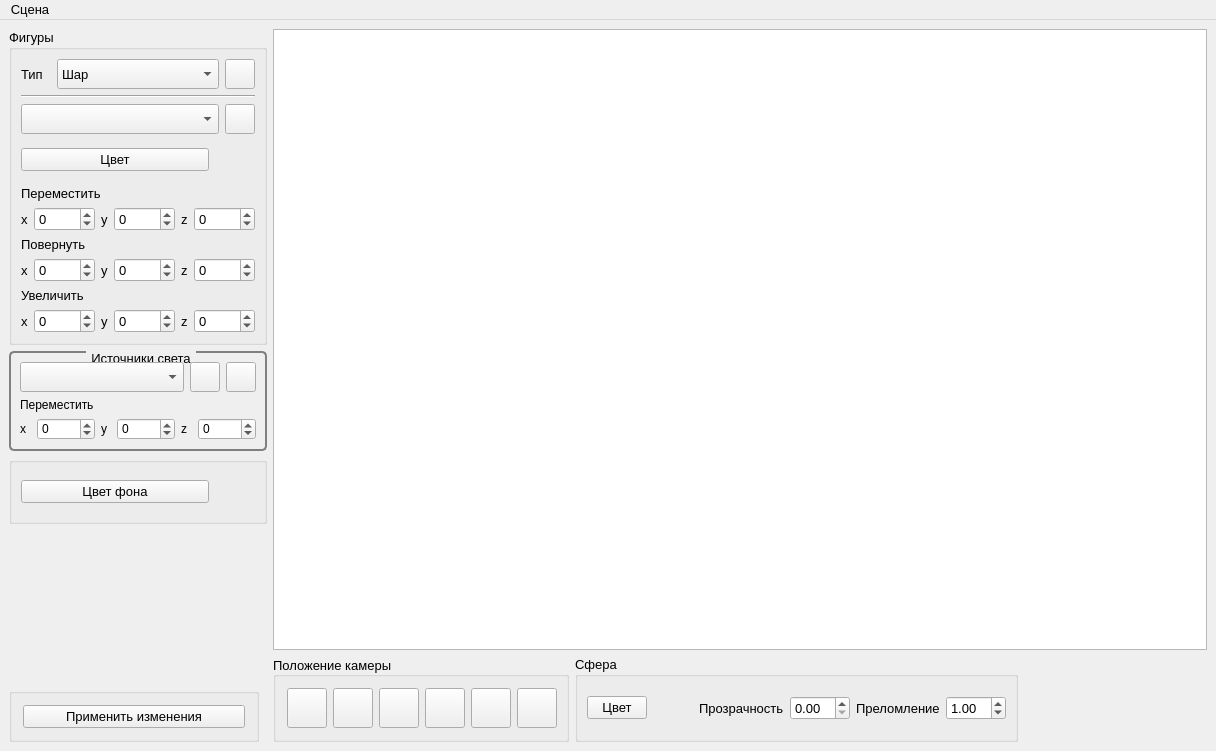
Old version of the form src/gui/mainwindow.ui in the repository AskaryanKarine/BMSTU-CG-Course.
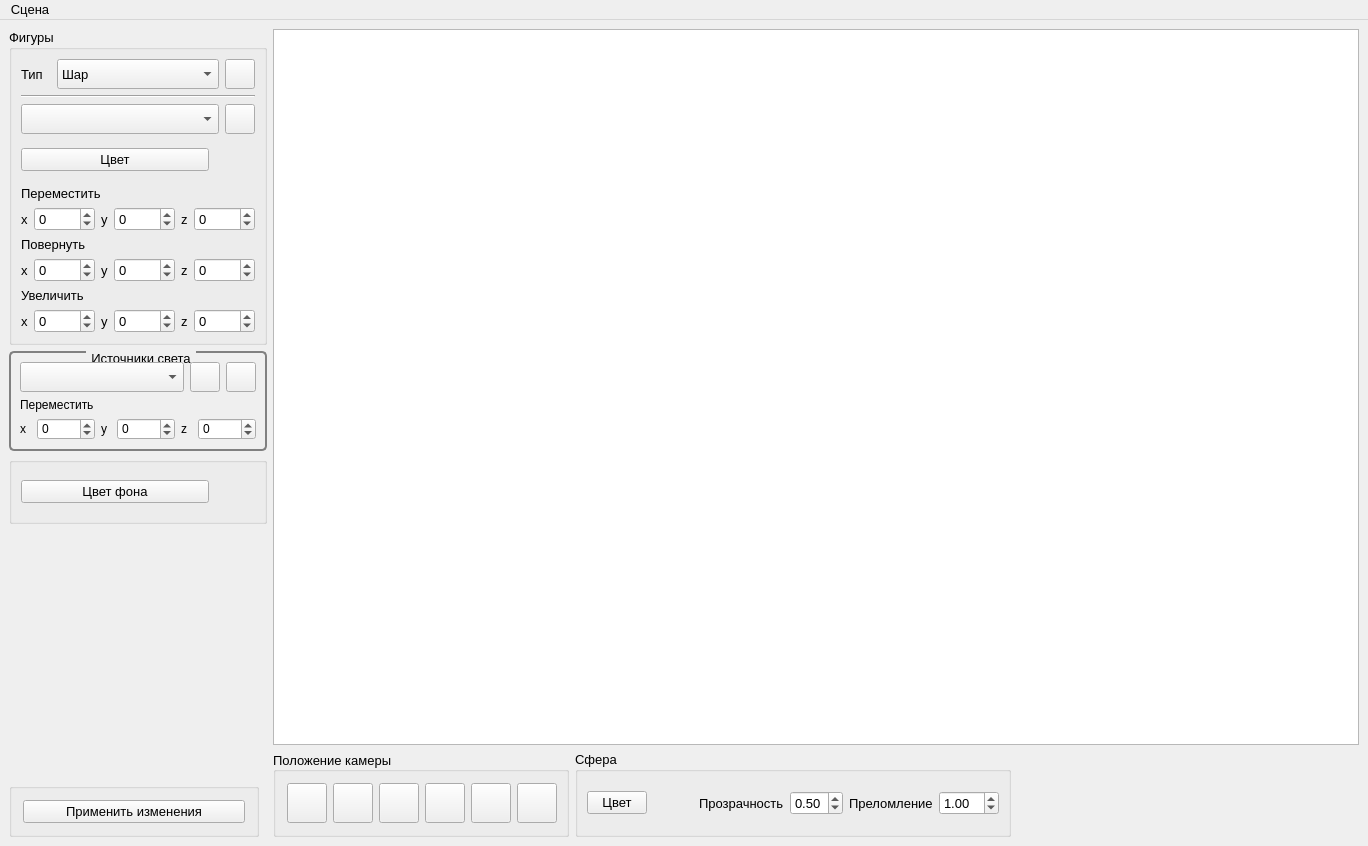
New version of the form. Icons and pictures are not drawn.

What changed in the file:
```diff
--- a/src/gui/mainwindow.ui
+++ b/src/gui/mainwindow.ui
@@ -6,8 +6,8 @@
    <rect>
     <x>0</x>
     <y>0</y>
-    <width>1216</width>
-    <height>751</height>
+    <width>1368</width>
+    <height>846</height>
    </rect>
   </property>
   <property name="font">
@@ -1005,9 +1005,15 @@
          </item>
          <item>
           <widget class="QDoubleSpinBox" name="dSB_sphereTransparency">
+           <property name="maximum">
+            <double>1.000000000000000</double>
+           </property>
            <property name="singleStep">
             <double>0.010000000000000</double>
            </property>
+           <property name="value">
+            <double>0.500000000000000</double>
+           </property>
           </widget>
          </item>
          <item>
@@ -1052,8 +1058,8 @@
     <rect>
      <x>0</x>
      <y>0</y>
-     <width>1216</width>
-     <height>28</height>
+     <width>1368</width>
+     <height>32</height>
     </rect>
    </property>
    <widget class="QMenu" name="menu">
```
